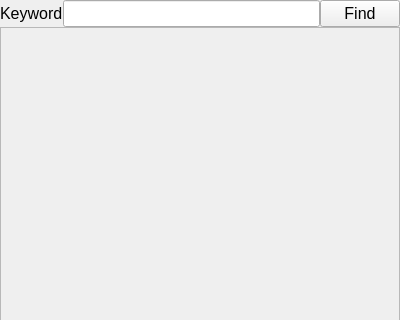
Qt form threadtab.ui (siavash119/qtchan) before a commit; both pictures show x 0 to 400 and y 0 to 320 of the 400 by 627 pixel window.
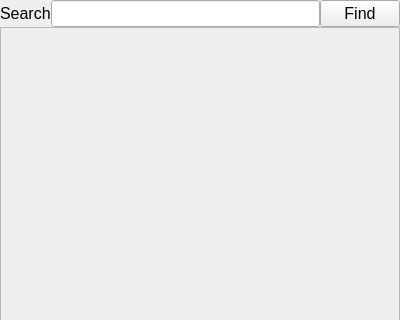
The same form after that commit.

The edit to the form file:
```diff
--- a/threadtab.ui
+++ b/threadtab.ui
@@ -57,7 +57,7 @@
      <item>
       <widget class="QLabel" name="label">
        <property name="text">
-        <string>Keyword</string>
+        <string>Search</string>
        </property>
       </widget>
      </item>
```
